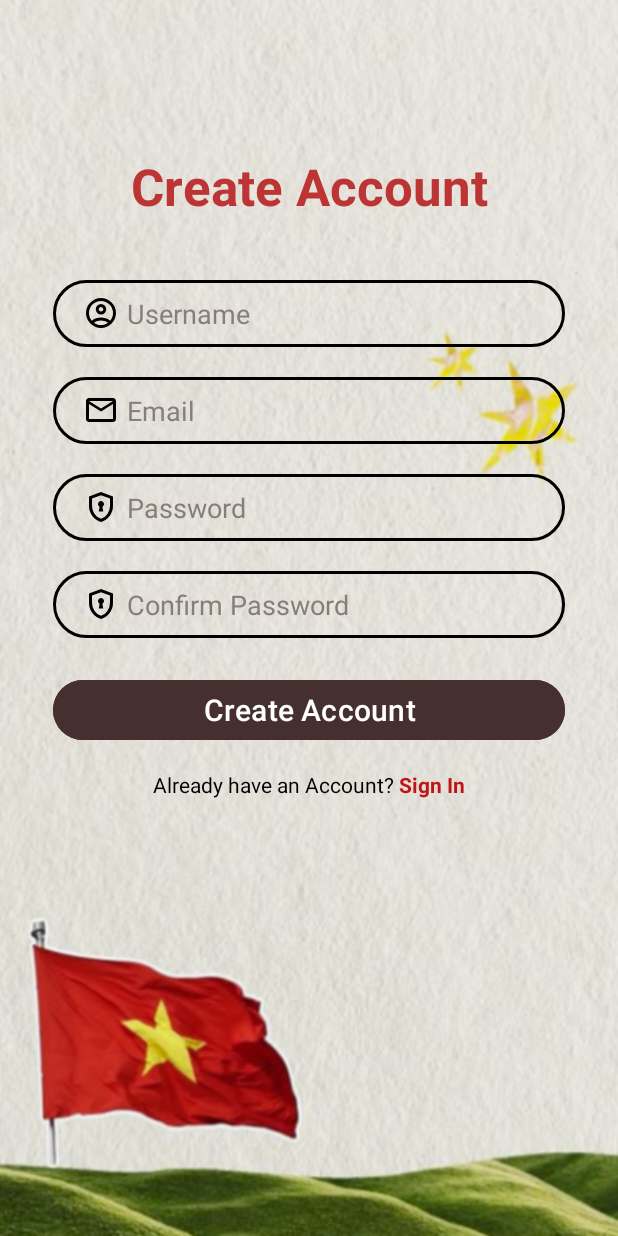
After one commit to TrieuTien0311/TrieuTien_ManHinhUngDung, an Android app: the Register screen opened directly, with no data from a screen before it, on a phone screen of 412 x 824 dp. The commit adds this screen. Run offline under Robolectric (Android 15) with nearby library versions, the phone set to English and light mode, and no system bars.

Commit message:
Hoàn thành xong giao diện cuối cùng của sign in và sign out

```diff
--- /dev/null
+++ b/app/src/main/java/com/example/trieutien_mhud/Register.java
@@ -0,0 +1,24 @@
+package com.example.trieutien_mhud;
+
+import android.os.Bundle;
+
+import androidx.activity.EdgeToEdge;
+import androidx.appcompat.app.AppCompatActivity;
+import androidx.core.graphics.Insets;
+import androidx.core.view.ViewCompat;
+import androidx.core.view.WindowInsetsCompat;
+
+public class Register extends AppCompatActivity {
+
+    @Override
+    protected void onCreate(Bundle savedInstanceState) {
+        super.onCreate(savedInstanceState);
+        EdgeToEdge.enable(this);
+        setContentView(R.layout.activity_register);
+        ViewCompat.setOnApplyWindowInsetsListener(findViewById(R.id.main), (v, insets) -> {
+            Insets systemBars = insets.getInsets(WindowInsetsCompat.Type.systemBars());
+            v.setPadding(systemBars.left, systemBars.top, systemBars.right, systemBars.bottom);
+            return insets;
+        });
+    }
+}
--- /dev/null
+++ b/app/src/main/res/drawable/ic_facebook.xml
@@ -0,0 +1,5 @@
+<vector xmlns:android="http://schemas.android.com/apk/res/android" android:height="24dp" android:viewportHeight="512" android:viewportWidth="512" android:width="24dp">
+
+    <path android:fillColor="@color/colorPrimaryDark" android:pathData="M289,1.7c-45.1,4.8 -71.3,21.7 -84.6,54.8 -3.2,8 -5.1,15 -7.5,27.6 -0.8,3.9 -1.5,21.5 -1.8,45.4l-0.6,39 -25.7,0.3 -25.8,0.2 0,43.5 0,43.5 26,-0 26,-0 0,127.5 0,127.5 51.5,-0 51.5,-0 0,-127.5 0,-127.5 34.4,-0 34.5,-0 0.5,-4.3c0.7,-5 4.2,-37.2 5.1,-47.2 0.4,-3.9 1.3,-12.6 2.1,-19.5 0.8,-6.9 1.4,-13.3 1.4,-14.2 0,-1.7 -2.7,-1.8 -38.7,-2l-38.8,-0.3 0,-30.5c0,-33.3 0.3,-35.4 5.7,-41.5 1.6,-1.9 5.4,-4.4 8.6,-5.7 5.4,-2.1 7.3,-2.3 34.5,-2.6l28.7,-0.3 0,-43.5 0,-43.4 -41.7,0.2c-23,-0 -43.4,0.3 -45.3,0.5z" android:strokeColor="#00000000"/>
+
+</vector>
--- /dev/null
+++ b/app/src/main/res/drawable/input_bg.xml
@@ -0,0 +1,5 @@
+<?xml version="1.0" encoding="utf-8"?>
+<shape xmlns:android="http://schemas.android.com/apk/res/android">
+    <stroke android:color="@color/black" android:width="2dp"/>
+    <corners android:radius="70dp"/>
+</shape>
--- /dev/null
+++ b/app/src/main/res/drawable/outline_account.xml
@@ -0,0 +1,5 @@
+<vector xmlns:android="http://schemas.android.com/apk/res/android" android:autoMirrored="true" android:height="24dp" android:tint="#000000" android:viewportHeight="960" android:viewportWidth="960" android:width="24dp">
+
+    <path android:fillColor="@android:color/white" android:pathData="M234,684Q285,645 348,622.5Q411,600 480,600Q549,600 612,622.5Q675,645 726,684Q761,643 780.5,591Q800,539 800,480Q800,347 706.5,253.5Q613,160 480,160Q347,160 253.5,253.5Q160,347 160,480Q160,539 179.5,591Q199,643 234,684ZM480,520Q421,520 380.5,479.5Q340,439 340,380Q340,321 380.5,280.5Q421,240 480,240Q539,240 579.5,280.5Q620,321 620,380Q620,439 579.5,479.5Q539,520 480,520ZM480,880Q397,880 324,848.5Q251,817 197,763Q143,709 111.5,636Q80,563 80,480Q80,397 111.5,324Q143,251 197,197Q251,143 324,111.5Q397,80 480,80Q563,80 636,111.5Q709,143 763,197Q817,251 848.5,324Q880,397 880,480Q880,563 848.5,636Q817,709 763,763Q709,817 636,848.5Q563,880 480,880ZM480,800Q533,800 580,784.5Q627,769 666,740Q627,711 580,695.5Q533,680 480,680Q427,680 380,695.5Q333,711 294,740Q333,769 380,784.5Q427,800 480,800ZM480,440Q506,440 523,423Q540,406 540,380Q540,354 523,337Q506,320 480,320Q454,320 437,337Q420,354 420,380Q420,406 437,423Q454,440 480,440ZM480,380Q480,380 480,380Q480,380 480,380Q480,380 480,380Q480,380 480,380Q480,380 480,380Q480,380 480,380Q480,380 480,380Q480,380 480,380ZM480,740Q480,740 480,740Q480,740 480,740Q480,740 480,740Q480,740 480,740Q480,740 480,740Q480,740 480,740Q480,740 480,740Q480,740 480,740Z"/>
+
+</vector>
--- /dev/null
+++ b/app/src/main/res/drawable/outline_encrypted.xml
@@ -0,0 +1,5 @@
+<vector xmlns:android="http://schemas.android.com/apk/res/android" android:autoMirrored="true" android:height="24dp" android:tint="#000000" android:viewportHeight="960" android:viewportWidth="960" android:width="24dp">
+
+    <path android:fillColor="@android:color/white" android:pathData="M420,600L540,600L517,471Q537,461 548.5,442Q560,423 560,400Q560,367 536.5,343.5Q513,320 480,320Q447,320 423.5,343.5Q400,367 400,400Q400,423 411.5,442Q423,461 443,471L420,600ZM480,880Q341,845 250.5,720.5Q160,596 160,444L160,200L480,80L800,200L800,444Q800,596 709.5,720.5Q619,845 480,880ZM480,796Q584,763 652,664Q720,565 720,444L720,255L480,165L240,255L240,444Q240,565 308,664Q376,763 480,796ZM480,480Q480,480 480,480Q480,480 480,480L480,480L480,480L480,480L480,480Q480,480 480,480Q480,480 480,480Z"/>
+
+</vector>
--- /dev/null
+++ b/app/src/main/res/drawable/outline_mail.xml
@@ -0,0 +1,5 @@
+<vector xmlns:android="http://schemas.android.com/apk/res/android" android:height="24dp" android:tint="#000000" android:viewportHeight="960" android:viewportWidth="960" android:width="24dp">
+
+    <path android:fillColor="@android:color/white" android:pathData="M160,800Q127,800 103.5,776.5Q80,753 80,720L80,240Q80,207 103.5,183.5Q127,160 160,160L800,160Q833,160 856.5,183.5Q880,207 880,240L880,720Q880,753 856.5,776.5Q833,800 800,800L160,800ZM480,520L160,320L160,720Q160,720 160,720Q160,720 160,720L800,720Q800,720 800,720Q800,720 800,720L800,320L480,520ZM480,440L800,240L160,240L480,440ZM160,320L160,240L160,240L160,320L160,720Q160,720 160,720Q160,720 160,720L160,720Q160,720 160,720Q160,720 160,720L160,320Z"/>
+
+</vector>
--- /dev/null
+++ b/app/src/main/res/layout/activity_register.xml
@@ -0,0 +1,145 @@
+<?xml version="1.0" encoding="utf-8"?>
+<androidx.constraintlayout.widget.ConstraintLayout xmlns:android="http://schemas.android.com/apk/res/android"
+    xmlns:app="http://schemas.android.com/apk/res-auto"
+    xmlns:tools="http://schemas.android.com/tools"
+    android:id="@+id/main"
+    android:layout_width="match_parent"
+    android:layout_height="match_parent"
+    tools:context=".Register"
+    android:background="@drawable/bk">
+
+    <TextView
+        android:id="@+id/logo2"
+        android:layout_width="wrap_content"
+        android:layout_height="wrap_content"
+        android:text="Create Account"
+        android:textColor="#BD3434"
+        android:textSize="34sp"
+        android:textStyle="bold"
+        app:layout_constraintBottom_toBottomOf="parent"
+        app:layout_constraintEnd_toEndOf="parent"
+        app:layout_constraintStart_toStartOf="parent"
+        app:layout_constraintTop_toTopOf="parent"
+        app:layout_constraintVertical_bias="0.13" />
+
+    <TextView
+        android:id="@+id/idUser"
+        android:layout_width="0dp"
+        android:layout_height="wrap_content"
+        android:layout_marginStart="35dp"
+        android:layout_marginTop="40dp"
+        android:layout_marginEnd="35dp"
+        android:background="@drawable/input_bg"
+        android:drawableLeft="@drawable/outline_account"
+        android:drawablePadding="5dp"
+        android:hint="Username"
+        android:paddingLeft="20dp"
+        android:paddingTop="10dp"
+        android:paddingRight="10dp"
+        android:paddingBottom="10dp"
+        android:textColorHint="#877D7D"
+        android:textSize="18sp"
+        app:layout_constraintEnd_toEndOf="parent"
+        app:layout_constraintStart_toStartOf="parent"
+        app:layout_constraintTop_toBottomOf="@+id/logo2" />
+
+    <TextView
+        android:id="@+id/tvMail"
+        android:layout_width="0dp"
+        android:layout_height="wrap_content"
+        android:layout_marginTop="20dp"
+        android:background="@drawable/input_bg"
+        android:drawableLeft="@drawable/outline_mail"
+        android:drawablePadding="5dp"
+        android:hint="Email"
+        android:paddingLeft="20dp"
+        android:paddingTop="10dp"
+        android:paddingRight="10dp"
+        android:paddingBottom="10dp"
+        android:textColorHint="#877D7D"
+        android:textSize="18sp"
+        app:layout_constraintEnd_toEndOf="@+id/idUser"
+        app:layout_constraintHorizontal_bias="0.05"
+        app:layout_constraintStart_toStartOf="@+id/idUser"
+        app:layout_constraintTop_toBottomOf="@+id/idUser" />
+
+    <TextView
+        android:id="@+id/idPass1"
+        android:layout_width="0dp"
+        android:layout_height="wrap_content"
+        android:layout_marginTop="20dp"
+        android:background="@drawable/input_bg"
+        android:drawableLeft="@drawable/outline_encrypted"
+        android:drawablePadding="5dp"
+        android:hint="Password"
+        android:paddingLeft="20dp"
+        android:paddingTop="10dp"
+        android:paddingRight="10dp"
+        android:paddingBottom="10dp"
+        android:textColorHint="#877D7D"
+        android:textSize="18sp"
+        app:layout_constraintEnd_toEndOf="@+id/tvMail"
+        app:layout_constraintHorizontal_bias="0.666"
+        app:layout_constraintStart_toStartOf="@+id/tvMail"
+        app:layout_constraintTop_toBottomOf="@+id/tvMail" />
+
+    <TextView
+        android:id="@+id/idPass2"
+        android:layout_width="0dp"
+        android:layout_height="wrap_content"
+        android:layout_marginTop="20dp"
+        android:background="@drawable/input_bg"
+        android:drawableLeft="@drawable/outline_encrypted"
+        android:drawablePadding="5dp"
+        android:hint="Confirm Password"
+        android:paddingLeft="20dp"
+        android:paddingTop="10dp"
+        android:paddingRight="10dp"
+        android:paddingBottom="10dp"
+        android:textColorHint="#877D7D"
+        android:textSize="18sp"
+        app:layout_constraintEnd_toEndOf="@+id/idPass1"
+        app:layout_constraintHorizontal_bias="0.033"
+        app:layout_constraintStart_toStartOf="@+id/idPass1"
+        app:layout_constraintTop_toBottomOf="@+id/idPass1" />
+
+    <Button
+        android:id="@+id/btnCreateAccount"
+        android:layout_width="0dp"
+        android:layout_height="wrap_content"
+        android:layout_marginTop="24dp"
+        android:backgroundTint="#452F2F"
+        android:text="Create Account"
+        android:textSize="20sp"
+        app:layout_constraintEnd_toEndOf="@+id/idPass2"
+        app:layout_constraintStart_toStartOf="@+id/idPass2"
+        app:layout_constraintTop_toBottomOf="@+id/idPass2" />
+
+    <LinearLayout
+        android:layout_width="0dp"
+        android:layout_height="wrap_content"
+        android:layout_marginTop="16dp"
+        android:orientation="horizontal"
+        app:layout_constraintEnd_toEndOf="@+id/btnCreateAccount"
+        app:layout_constraintHorizontal_bias="0.0"
+        app:layout_constraintStart_toStartOf="@+id/btnCreateAccount"
+        app:layout_constraintTop_toBottomOf="@+id/btnCreateAccount"
+        android:textAlignment="center"
+        android:gravity="center"
+        >
+
+        <TextView
+            android:layout_width="wrap_content"
+            android:layout_height="wrap_content"
+            android:text="Already have an Account?"
+            android:textColor="@color/black" />
+
+        <TextView
+            android:id="@+id/tvSignIn"
+            android:layout_width="wrap_content"
+            android:layout_height="wrap_content"
+            android:text=" Sign In"
+            android:textColor="@color/colorRed"
+            android:textStyle="bold" />
+    </LinearLayout>
+</androidx.constraintlayout.widget.ConstraintLayout>
--- a/app/src/main/res/values/colors.xml
+++ b/app/src/main/res/values/colors.xml
@@ -2,4 +2,6 @@
 <resources>
     <color name="black">#FF000000</color>
     <color name="white">#FFFFFFFF</color>
+    <color name="colorRed">#C11515</color>
+    <color name="colorPrimaryDark">#3262C4</color>
 </resources>
--- /dev/null
+++ b/app/src/main/res/values/styles.xml
@@ -0,0 +1,6 @@
+<?xml version="1.0" encoding="utf-8"?>
+<resources>
+    <style name="AppTheme" parent="Theme.AppCompat.Light.NoActionBar">
+        <item name="colorPrimaryDark">@color/colorPrimaryDark</item>">
+    </style>
+</resources>
```
Also changed, not shown: app/src/main/AndroidManifest.xml (+9 -0 lines), app/src/main/java/com/example/trieutien_mhud/Login.java (added, +24 -0 lines), app/src/main/res/drawable/ic_google.xml (added, +11 -0 lines), app/src/main/res/layout/activity_login.xml (added, +149 -0 lines), app/src/main/res/layout/fragment_login.xml (+9 -29 lines), app/src/main/res/drawable/bk.png (added).
